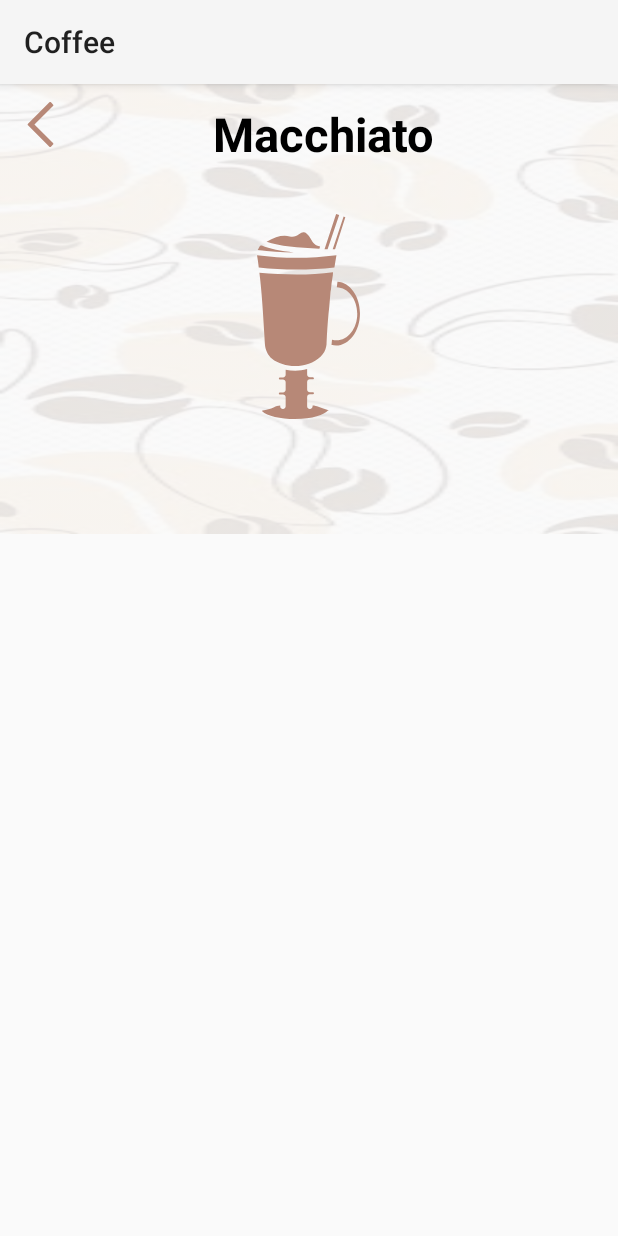
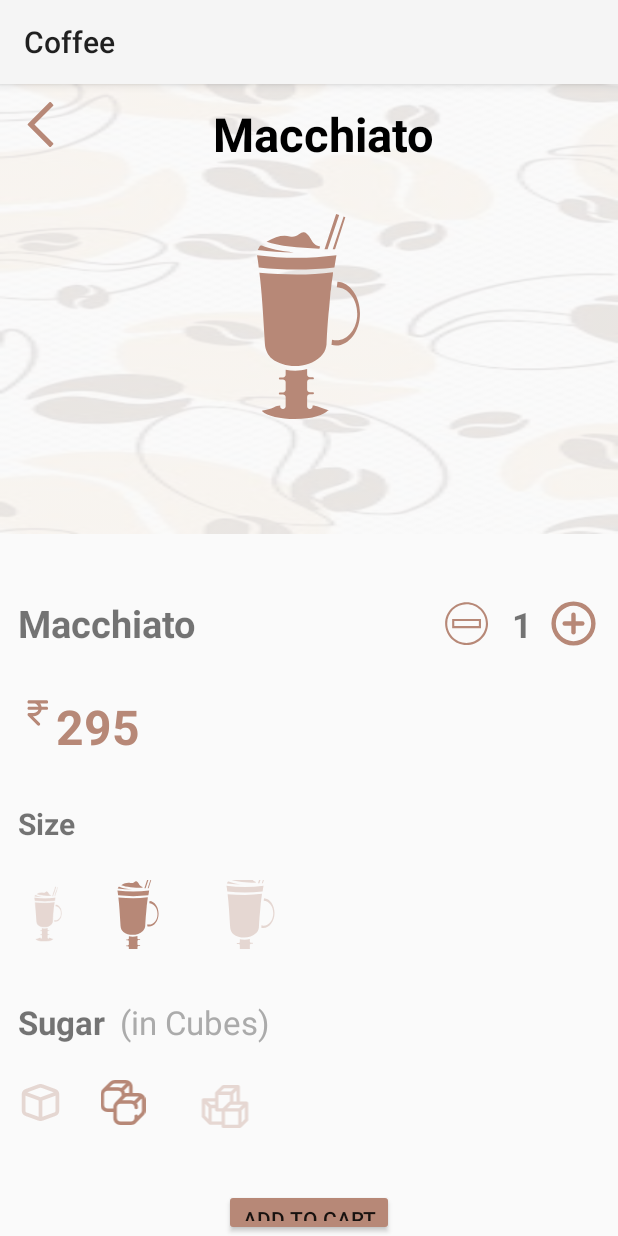
Before and after one commit to ranganarayanan/coffee, an Android app: the Macchiato screen opened directly, with no data from a screen before it, on a phone screen of 412 x 824 dp. Run offline under Robolectric (Android 15) with nearby library versions, the phone set to English and light mode, and no system bars.

Commit message:
adding elements

```diff
--- a/app/src/main/java/com/example/coffee/Macchiato.java
+++ b/app/src/main/java/com/example/coffee/Macchiato.java
@@ -2,13 +2,55 @@ package com.example.coffee;
 
 import androidx.appcompat.app.AppCompatActivity;
 
+import android.annotation.SuppressLint;
 import android.os.Bundle;
+import android.view.View;
+import android.widget.ImageView;
+import android.widget.TextView;
 
 public class Macchiato extends AppCompatActivity {
+    ImageView bckarrow;
+    ImageView min;
+    ImageView max;
+    TextView con;
+    TextView rsp;
+    int count=1;
 
+    @SuppressLint("MissingInflatedId")
     @Override
     protected void onCreate(Bundle savedInstanceState) {
         super.onCreate(savedInstanceState);
         setContentView(R.layout.activity_macchiato);
+        bckarrow=(ImageView) findViewById(R.id.imbackarrow);
+        bckarrow.setOnClickListener(new View.OnClickListener() {
+            @Override
+            public void onClick(View v) {
+                finish();
+            }
+        });
+        min=(ImageView) findViewById(R.id.minus);
+        max=(ImageView) findViewById(R.id.add);
+        con=(TextView) findViewById(R.id.count);
+        rsp=(TextView) findViewById(R.id.rs);
+        max.setOnClickListener(new View.OnClickListener() {
+            @Override
+            public void onClick(View v) {
+                count=count+1;
+                con.setText(""+count);
+                rsp.setText(""+(count*295));
+            }
+        });
+        min.setOnClickListener(new View.OnClickListener() {
+            @Override
+            public void onClick(View v) {
+                count=count-1;
+                if(count<=1)
+                    count=1;
+                con.setText(""+count);
+                rsp.setText(""+(count*295));
+
+            }
+        });
+
     }
 }
--- a/app/src/main/res/layout/activity_macchiato.xml
+++ b/app/src/main/res/layout/activity_macchiato.xml
@@ -10,7 +10,8 @@
         android:layout_height="300dp"
         android:src="@drawable/back"
         android:scaleType="fitXY"
-        android:alpha="0.1"/>
+        android:alpha="0.1"
+        android:id="@+id/background"/>
     <LinearLayout
         android:layout_width="match_parent"
         android:layout_height="wrap_content"
@@ -19,7 +20,8 @@
         <ImageView
             android:layout_width="30dp"
             android:layout_height="30dp"
-            android:src="@drawable/arrowback"/>
+            android:src="@drawable/arrowback"
+            android:id="@+id/imbackarrow"/>
         <TextView
             android:layout_width="wrap_content"
             android:layout_height="wrap_content"
@@ -36,5 +38,167 @@
         android:src="@drawable/macchiato"
         android:layout_centerHorizontal="true"
         android:layout_marginTop="80dp"/>
+    <LinearLayout
+        android:layout_width="match_parent"
+        android:layout_height="wrap_content"
+        android:orientation="horizontal"
+        android:layout_below="@+id/background"
+        android:layout_marginTop="30dp"
+        android:padding="12dp"
+        android:id="@+id/macline"
+        >
+        <TextView
+            android:layout_width="wrap_content"
+            android:layout_height="wrap_content"
+            android:text="Macchiato"
+            android:textSize="25dp"
+            android:textStyle="bold"/>
+        <View
+            android:layout_width="match_parent"
+            android:layout_height="match_parent"
+            android:layout_weight="1"/>
+        <ImageView
+            android:layout_width="30dp"
+            android:layout_height="30dp"
+            android:src="@drawable/minus"
+            android:layout_marginRight="15dp"
+            android:layout_gravity="center_vertical"
+            android:id="@+id/minus"/>
+        <TextView
+            android:layout_width="wrap_content"
+            android:layout_height="wrap_content"
+            android:text="1"
+            android:textSize="23dp"
+            android:textStyle="bold"
+            android:layout_marginRight="10dp"
+            android:id="@+id/count"
+            android:gravity="center_vertical"
+            />
+        <ImageView
+            android:layout_width="35dp"
+            android:layout_height="35dp"
+            android:src="@drawable/add"
+            android:layout_gravity="center_vertical"
+            android:id="@+id/add"/>
+    </LinearLayout>
+    <LinearLayout
+        android:layout_width="match_parent"
+        android:layout_height="wrap_content"
+        android:orientation="horizontal"
+        android:layout_below="@+id/macline"
+        android:padding="12dp"
+        android:id="@+id/rupee"
+        android:layout_marginTop="5dp">
+        <ImageView
+            android:layout_width="25dp"
+            android:layout_height="25dp"
+            android:src="@drawable/rupee"/>
+        <TextView
+            android:layout_width="wrap_content"
+            android:layout_height="wrap_content"
+            android:text="295"
+            android:textStyle="bold"
+            android:textColor="#b78877"
+            android:textSize="32dp"
+            android:id="@+id/rs"/>
+    </LinearLayout>
+    <TextView
+        android:layout_width="wrap_content"
+        android:layout_height="wrap_content"
+        android:padding="12dp"
+        android:layout_below="@+id/rupee"
+        android:text="Size"
+        android:textSize="20dp"
+        android:textStyle="bold"
+        android:id="@+id/txt"
+        android:layout_marginTop="5dp"/>
+    <LinearLayout
+        android:layout_width="match_parent"
+        android:layout_height="70dp"
+        android:orientation="horizontal"
+        android:layout_below="@+id/txt"
+        android:padding="12dp"
+        android:id="@+id/img"
+        >
+        <ImageView
+            android:layout_width="40dp"
+            android:layout_height="40dp"
+            android:src="@drawable/macchiato"
+            android:layout_gravity="center_vertical"
+            android:alpha="0.3"
+            android:id="@+id/smallcup"
+            android:clickable="true"
+            />
+        <ImageView
+            android:layout_width="60dp"
+            android:layout_height="60dp"
+            android:src="@drawable/macchiato"
+            android:layout_gravity="center_vertical"
+            android:layout_marginLeft="10dp"
+            android:id="@+id/medcup"/>
+        <ImageView
+            android:layout_width="70dp"
+            android:layout_height="70dp"
+            android:src="@drawable/macchiato"
+            android:layout_gravity="center_vertical"
+            android:layout_marginLeft="10dp"
+            android:alpha="0.3"
+            android:id="@+id/largecup"/>
+    </LinearLayout>
+    <LinearLayout
+        android:layout_width="match_parent"
+        android:layout_height="wrap_content"
+        android:orientation="horizontal"
+        android:layout_below="@+id/img"
+        android:padding="12dp"
+        android:id="@+id/sutxt"
+        android:layout_marginTop="10dp">
+        <TextView
+            android:layout_width="wrap_content"
+            android:layout_height="wrap_content"
+            android:text="Sugar"
+            android:textSize="22dp"
+            android:textStyle="bold"/>
+
+        <TextView
+            android:layout_width="wrap_content"
+            android:layout_height="wrap_content"
+            android:text="(in Cubes)"
+            android:textSize="22dp"
+            android:textColor="#ababab"
+            android:layout_marginLeft="10dp"/>
+    </LinearLayout>
+    <LinearLayout
+        android:layout_width="wrap_content"
+        android:layout_height="wrap_content"
+        android:orientation="horizontal"
+        android:layout_below="@+id/sutxt"
+        android:padding="12dp"
+        android:id="@+id/cubes">
+        <ImageView
+            android:layout_width="30dp"
+            android:layout_height="30dp"
+            android:src="@drawable/sone"
+            android:alpha="0.3"/>
+        <ImageView
+            android:layout_width="60dp"
+            android:layout_height="30dp"
+            android:src="@drawable/stwo"
+            android:layout_marginLeft="10dp"/>
+        <ImageView
+            android:layout_width="65dp"
+            android:layout_height="35dp"
+            android:src="@drawable/sthree"
+            android:layout_marginLeft="5dp"
+            android:alpha="0.3"/>
+    </LinearLayout>
+    <Button
+        android:layout_width="wrap_content"
+        android:layout_height="50dp"
+        android:layout_below="@+id/cubes"
+        android:text="Add to cart"
+        android:backgroundTint="#b78877"
+        android:layout_centerHorizontal="true"
+        android:layout_marginTop="25dp"/>
 
 </RelativeLayout>
```
